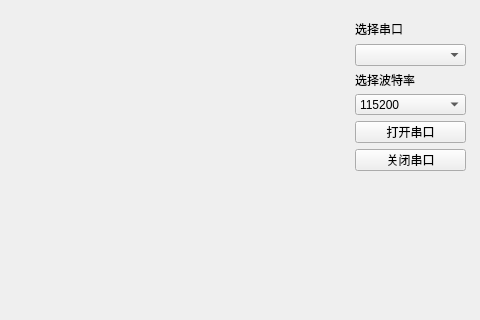
Qt form set.ui (godnative/cap2fpga) before a commit; both pictures show x 265 to 745 and y 0 to 320 of the 745 by 648 pixel window.
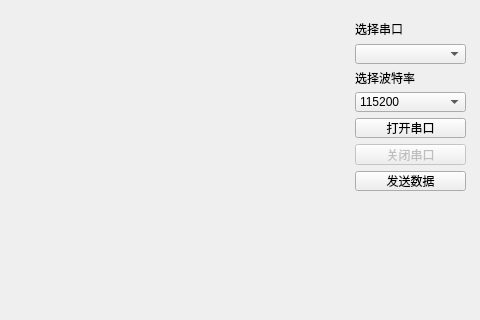
The same form after that commit.

Commit message: 增加数据发送

What changed in the file:
```diff
--- a/set.ui
+++ b/set.ui
@@ -81,7 +81,7 @@
      <x>620</x>
      <y>20</y>
      <width>111</width>
-     <height>151</height>
+     <height>171</height>
     </rect>
    </property>
    <layout class="QVBoxLayout" name="verticalLayout_2">
@@ -149,12 +149,22 @@
      </widget>
     </item>
     <item>
-     <widget class="QPushButton" name="closeserial">
+     <widget class="QPushButton" name="bt_closeserial">
+      <property name="enabled">
+       <bool>false</bool>
+      </property>
       <property name="text">
        <string>关闭串口</string>
       </property>
      </widget>
     </item>
+    <item>
+     <widget class="QPushButton" name="bt_datasend">
+      <property name="text">
+       <string>发送数据</string>
+      </property>
+     </widget>
+    </item>
    </layout>
   </widget>
   <widget class="QTextEdit" name="serialshow">
```
Left out of the diff: 18 changed lines with no effect on the pictures. The commit also changes 1 other file.
